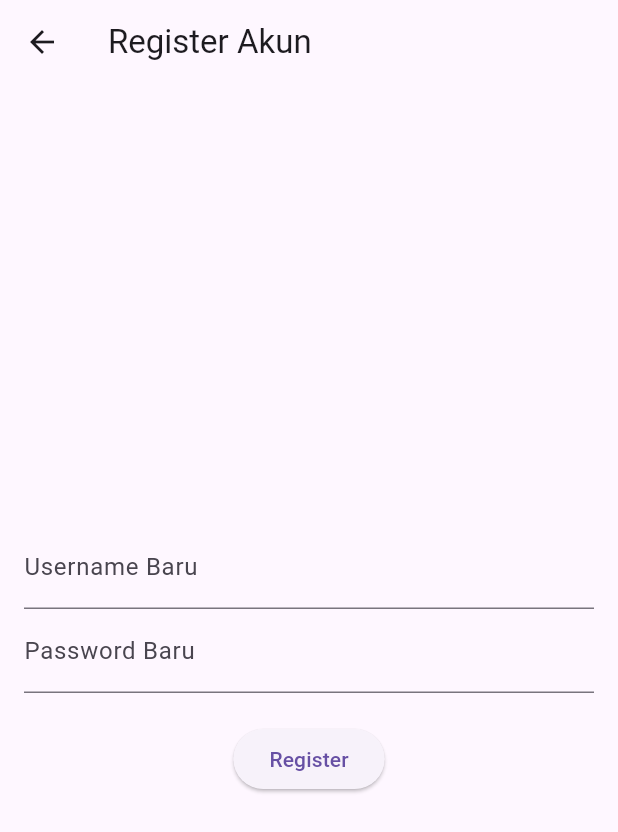
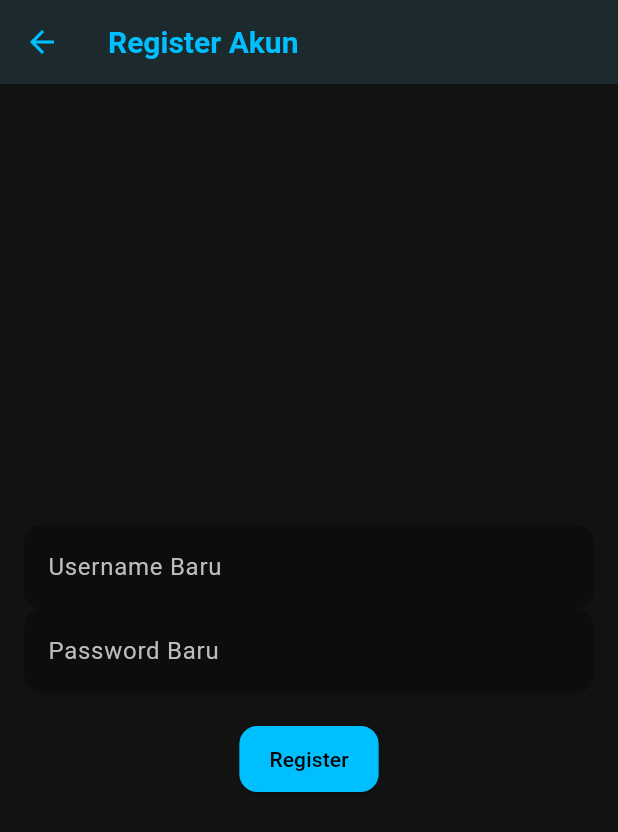
Before and after one commit to rahmanisstudent/Project-Akhir_Pemrograman-Mobile_Teori, a Flutter app: the screen it shows after launch, after a tap on "Belum punya akun? Register di sini", on a phone screen of 412 x 824 dp. Shown: the top 832 px of the screen. Run offline on Flutter 3.47's test engine with Material 3 defaults, Android fonts, the phone set to English and light mode, and no system bars; our stand-ins replace flutter_local_notifications, geolocator, shared_preferences, sqflite, timezone; accounts and stored records are empty; network calls fail.

Commit message:
fitur tambahan dan rombak oke (sisa maps)

```diff
--- a/lib/main.dart
+++ b/lib/main.dart
@@ -3,6 +3,7 @@ import 'package:pixelnomics_stable/screens/login_screen.dart';
 import 'package:pixelnomics_stable/screens/main_screen.dart';
 import 'package:pixelnomics_stable/services/auth_service.dart';
 import 'package:pixelnomics_stable/services/notification_service.dart';
+import 'package:pixelnomics_stable/utils/app_theme.dart';
 
 void main() async {
   // Pastikan semua binding Flutter siap sebelum menjalankan logika
@@ -26,10 +27,7 @@ class MyApp extends StatelessWidget {
     return MaterialApp(
       debugShowCheckedModeBanner: false,
       title: 'PixelNomics',
-      theme: ThemeData(
-        primarySwatch: Colors.blue,
-        brightness: Brightness.light, //theme
-      ),
+      theme: AppTheme.darkTheme,
       home: _buildHomeScreen(),
     );
   }
--- a/lib/screens/login_screen.dart
+++ b/lib/screens/login_screen.dart
@@ -46,16 +46,29 @@ class _LoginScreenState extends State<LoginScreen> {
               controller: _usernameController,
               decoration: InputDecoration(labelText: 'Username'),
             ),
+
+            SizedBox(height: 16),
+
             TextField(
               controller: _passwordController,
               obscureText: true, // Sembunyikan password
               decoration: InputDecoration(labelText: 'Password'),
             ),
+
             SizedBox(height: 20),
+
             ElevatedButton(
               onPressed: _login, // Panggil fungsi _login
+              style: ElevatedButton.styleFrom(
+                padding: const EdgeInsets.symmetric(
+                  horizontal: 70,
+                  vertical: 15,
+                ),
+                textStyle: TextStyle(fontSize: 16),
+              ),
               child: Text('Login'),
             ),
+
             TextButton(
               onPressed: () {
                 // Pindah ke RegisterScreen
--- /dev/null
+++ b/lib/utils/app_theme.dart
@@ -0,0 +1,132 @@
+import 'package:flutter/material.dart';
+
+// Ini adalah skema warna "Cyberpunk / Gamer" yang kita pilih
+// Aksen utama: Teal/Aqua
+// Latar belakang: Sangat gelap
+const Color kPrimaryColor = Color(0xFF00BFFF); // DeepSkyBlue / Aksen cerah
+const Color kAccentColor = Color(0xFF00E5FF); // Aqua / Neon
+const Color kBackgroundColor = Color(
+  0xFF121212,
+); // Latar belakang gelap (bukan hitam pekat)
+const Color kCardColor = Color(
+  0xFF1E1E1E,
+); // Warna kartu (sedikit lebih terang)
+const Color kSuccessColor = Colors.greenAccent; // Untuk harga diskon
+const Color kErrorColor = Colors.pinkAccent; // Untuk error / wishlist
+
+class AppTheme {
+  static ThemeData get darkTheme {
+    return ThemeData(
+      // === Warna Utama ===
+      brightness: Brightness.dark,
+      primaryColor: kPrimaryColor,
+      scaffoldBackgroundColor: kBackgroundColor,
+      cardColor: kCardColor,
+
+      // Definisikan ColorScheme untuk konsistensi
+      colorScheme: ColorScheme.dark(
+        primary: kPrimaryColor,
+        secondary: kAccentColor,
+        background: kBackgroundColor,
+        surface: kCardColor, // Warna Card, Dialog, BottomSheet
+        onPrimary: Colors.black, // Teks di atas Primary
+        onSecondary: Colors.black, // Teks di atas Secondary
+        onBackground: Colors.white, // Teks di atas Background
+        onSurface: Colors.white, // Teks di atas Card/Surface
+        error: kErrorColor,
+        onError: Colors.black,
+        brightness: Brightness.dark,
+        surfaceVariant: kCardColor, // Atur surfaceVariant ke kCardColor
+        onSurfaceVariant: Colors.white, // Atur onSurfaceVariant ke white
+      ),
+
+      // === Tema AppBar ===
+      appBarTheme: AppBarTheme(
+        color: kCardColor, // AppBar pakai warna kartu (bukan hitam)
+        elevation: 2,
+        titleTextStyle: TextStyle(
+          color: kPrimaryColor, // Judul AppBar pakai warna aksen
+          fontSize: 20,
+          fontWeight: FontWeight.bold,
+        ),
+        iconTheme: IconThemeData(
+          color: kPrimaryColor, // Tombol back, dll.
+        ),
+      ),
+
+      // === Tema Tombol ===
+      elevatedButtonTheme: ElevatedButtonThemeData(
+        style: ElevatedButton.styleFrom(
+          backgroundColor: kPrimaryColor, // Latar tombol
+          foregroundColor: Colors.black, // Teks tombol
+          padding: const EdgeInsets.symmetric(horizontal: 20, vertical: 12),
+          shape: RoundedRectangleBorder(
+            borderRadius: BorderRadius.circular(12.0),
+          ),
+        ),
+      ),
+
+      // === Tema Bottom Navigation Bar ===
+      bottomNavigationBarTheme: BottomNavigationBarThemeData(
+        backgroundColor: kCardColor,
+        selectedItemColor: kAccentColor, // Ikon yang aktif
+        unselectedItemColor: Colors.grey[600], // Ikon yang tidak aktif
+        showUnselectedLabels: false,
+      ),
+
+      // === Tema Input Field (Search, Komen) ===
+      inputDecorationTheme: InputDecorationTheme(
+        filled: true,
+        fillColor: Colors.black.withOpacity(0.3), // Latar field lebih gelap
+        border: OutlineInputBorder(
+          borderRadius: BorderRadius.circular(12.0),
+          borderSide: BorderSide.none, // Hilangkan border
+        ),
+        focusedBorder: OutlineInputBorder(
+          borderRadius: BorderRadius.circular(12.0),
+          borderSide: BorderSide(
+            color: kAccentColor,
+            width: 2,
+          ), // Border neon saat aktif
+        ),
+        labelStyle: TextStyle(color: Colors.grey[400]),
+        hintStyle: TextStyle(color: Colors.grey[600]),
+      ),
+
+      // === Tema Card (di GamesTab) ===
+      cardTheme: CardThemeData(
+        elevation: 2,
+        color: kCardColor,
+        shape: RoundedRectangleBorder(
+          borderRadius: BorderRadius.circular(12.0),
+        ),
+      ),
+
+      // === Tema Chip (Filter) ===
+      chipTheme: ChipThemeData(
+        backgroundColor: Colors.grey[800],
+        selectedColor: kAccentColor,
+        labelStyle: TextStyle(color: Colors.white),
+        secondaryLabelStyle: TextStyle(
+          color: Colors.black,
+        ), // Teks saat chip dipilih
+        padding: const EdgeInsets.all(8.0),
+      ),
+
+      // === Tema Text (Font) ===
+      textTheme: TextTheme(
+        headlineMedium: TextStyle(
+          color: kPrimaryColor,
+          fontWeight: FontWeight.bold,
+        ),
+        headlineSmall: TextStyle(color: kPrimaryColor),
+        titleMedium: TextStyle(color: Colors.white.withOpacity(0.8)),
+        bodyLarge: TextStyle(color: Colors.white),
+        bodyMedium: TextStyle(color: Colors.white.withOpacity(0.7)),
+      ),
+
+      // Atur warna aksen harga diskon
+      textSelectionTheme: TextSelectionThemeData(cursorColor: kAccentColor),
+    );
+  }
+}
--- a/pubspec.yaml
+++ b/pubspec.yaml
@@ -53,6 +53,8 @@ dependencies:
 
   #formatting tanggal, waktu, dan mata uang
   intl: ^0.20.2
+
+  #Google Maps Flutter
 
   #untuk apalah dipake pokoknya
   path_provider: ^2.1.5
```
Also changed, not shown: lib/models/game_model.dart (+16 -0 lines), lib/screens/games_tab.dart (+74 -18 lines), lib/screens/main_screen.dart (+8 -6 lines).
